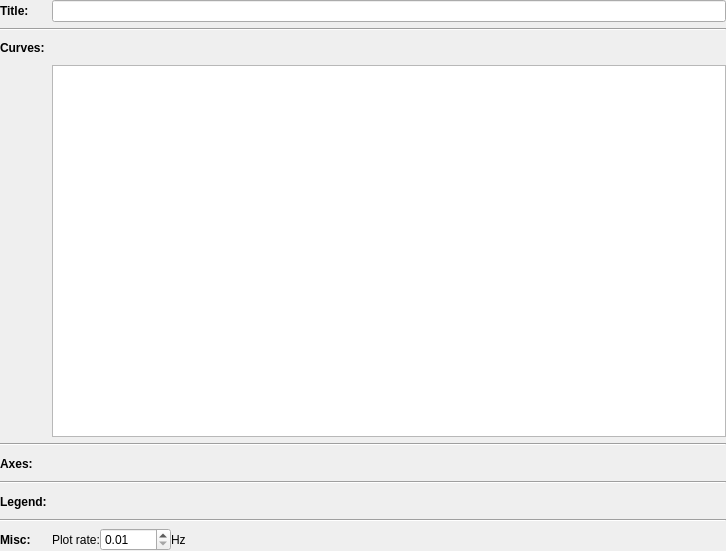
Qt form src/rqt_multiplot/PlotConfigWidget.ui (samuelba/rqt_multiplot_plugin) before a commit.
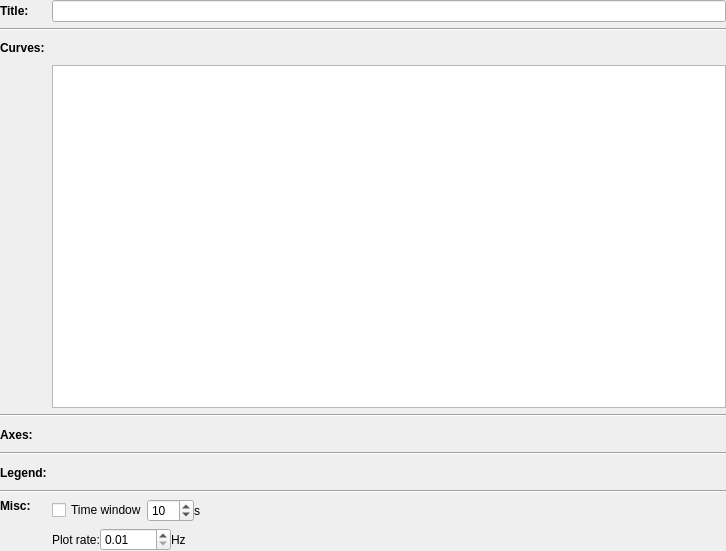
The same form after that commit. Custom widgets are drawn as their Qt base class.

Commit message:
feat: add time window feature for plots
- Introduced time window functionality to limit data to the last N seconds for all curves.
- Updated PlotConfig and related classes to manage time window settings.
- Enhanced PlotConfigWidget to include UI controls for time window configuration.
- Implemented tests for time window behavior and integration with plot curves.
- Updated README to reflect new time window feature.

```diff
--- a/src/rqt_multiplot/PlotConfigWidget.ui
+++ b/src/rqt_multiplot/PlotConfigWidget.ui
@@ -86,6 +86,56 @@
     </widget>
    </item>
    <item row="10" column="1">
+    <layout class="QHBoxLayout" name="horizontalLayoutTimeWindow">
+     <item>
+      <widget class="QCheckBox" name="checkBoxTimeWindow">
+       <property name="toolTip">
+        <string>Keep only the last N seconds of data for all curves. Requires every curve X axis to use message receipt time or header stamp.</string>
+       </property>
+       <property name="text">
+        <string>Time window</string>
+       </property>
+      </widget>
+     </item>
+     <item>
+      <widget class="QSpinBox" name="spinBoxTimeWindowLength">
+       <property name="toolTip">
+        <string>Length of the time window in seconds</string>
+       </property>
+       <property name="minimum">
+        <number>1</number>
+       </property>
+       <property name="maximum">
+        <number>600</number>
+       </property>
+       <property name="value">
+        <number>10</number>
+       </property>
+      </widget>
+     </item>
+     <item>
+      <widget class="QLabel" name="labelTimeWindowUnit">
+       <property name="text">
+        <string>s</string>
+       </property>
+      </widget>
+     </item>
+     <item>
+      <spacer name="horizontalSpacerTimeWindow">
+       <property name="orientation">
+        <enum>Qt::Horizontal</enum>
+       </property>
+       <property name="sizeHint" stdset="0">
+        <size>
+         <width>40</width>
+         <height>20</height>
+        </size>
+       </property>
+      </spacer>
+     </item>
+    </layout>
+   </item>
+   <item row="11" column="1">
     <layout class="QHBoxLayout" name="horizontalLayout_2">
      <item>
       <widget class="QLabel" name="label_5">
@@ -377,7 +427,7 @@
      </property>
     </widget>
    </item>
-   <item row="10" column="0">
+   <item row="10" column="0" rowspan="2">
     <widget class="QLabel" name="label_4">
      <property name="font">
       <font>
@@ -388,6 +438,9 @@
      <property name="text">
       <string>Misc:</string>
      </property>
+     <property name="alignment">
+      <set>Qt::AlignLeading|Qt::AlignTop</set>
+     </property>
     </widget>
    </item>
    <item row="7" column="0" colspan="2">
```
The commit also changes 17 other files.
